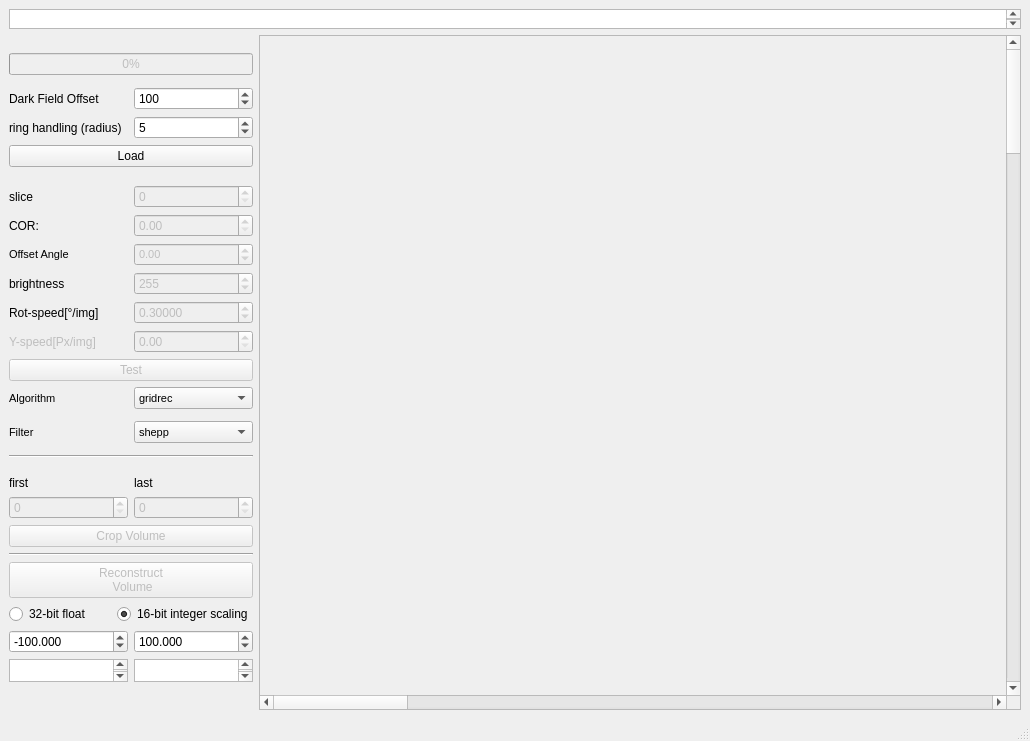
Old version of the form BAMline_on_the_fly_CT/on_the_fly_CT_tester.ui in the repository HMarkoetter/BAMline_CT_preview_RECO.
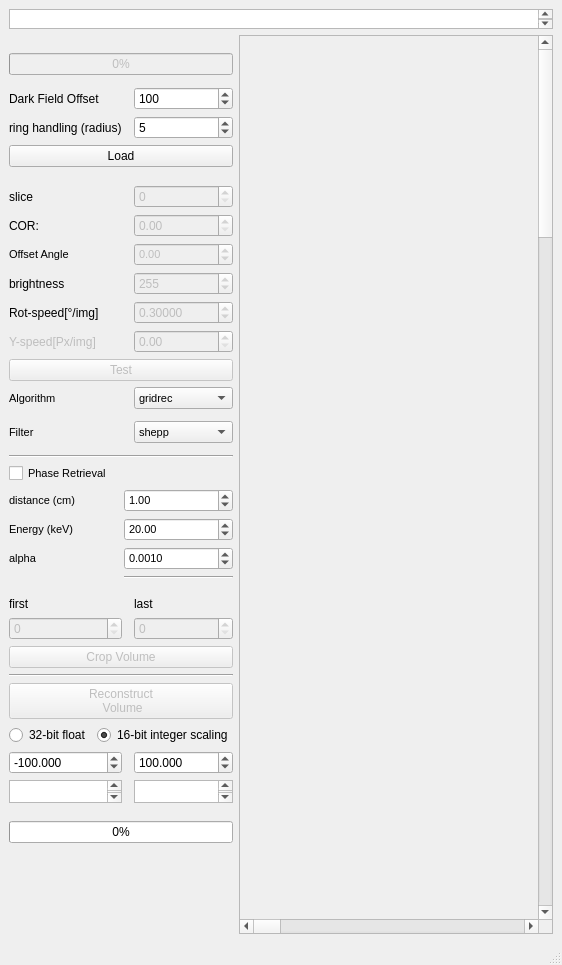
New version of the form.

Commit message: phase contrast option and size of text in designer

```diff
--- a/BAMline_on_the_fly_CT/on_the_fly_CT_tester.ui
+++ b/BAMline_on_the_fly_CT/on_the_fly_CT_tester.ui
@@ -6,8 +6,8 @@
    <rect>
     <x>0</x>
     <y>0</y>
-    <width>1030</width>
-    <height>741</height>
+    <width>562</width>
+    <height>965</height>
    </rect>
   </property>
   <property name="windowTitle">
@@ -15,14 +15,14 @@
   </property>
   <widget class="QWidget" name="centralwidget">
    <layout class="QGridLayout" name="gridLayout">
-    <item row="30" column="0" colspan="2">
+    <item row="31" column="0" colspan="3">
      <widget class="Line" name="line">
       <property name="orientation">
        <enum>Qt::Horizontal</enum>
       </property>
      </widget>
     </item>
-    <item row="15" column="1">
+    <item row="15" column="2">
      <widget class="QDoubleSpinBox" name="Offset_Angle">
       <property name="enabled">
        <bool>false</bool>
@@ -73,7 +73,7 @@
       </property>
      </widget>
     </item>
-    <item row="33" column="1">
+    <item row="34" column="2">
      <widget class="QDoubleSpinBox" name="int_high">
       <property name="decimals">
        <number>3</number>
@@ -89,20 +89,7 @@
       </property>
      </widget>
     </item>
-    <item row="36" column="0">
-     <spacer name="verticalSpacer">
-      <property name="orientation">
-       <enum>Qt::Vertical</enum>
-      </property>
-      <property name="sizeHint" stdset="0">
-       <size>
-        <width>20</width>
-        <height>40</height>
-       </size>
-      </property>
-     </spacer>
-    </item>
-    <item row="20" column="1">
+    <item row="20" column="2">
      <widget class="QComboBox" name="algorithm_list">
       <property name="font">
        <font>
@@ -188,7 +175,7 @@
       </item>
      </widget>
     </item>
-    <item row="32" column="0" colspan="2">
+    <item row="33" column="0" colspan="3">
      <layout class="QHBoxLayout" name="horizontalLayout_2">
       <item>
        <widget class="QRadioButton" name="radioButton_32bit_float">
@@ -209,7 +196,7 @@
       </item>
      </layout>
     </item>
-    <item row="19" column="0" colspan="2">
+    <item row="19" column="0" colspan="3">
      <widget class="QPushButton" name="pushReconstruct">
       <property name="enabled">
        <bool>false</bool>
@@ -219,7 +206,7 @@
       </property>
      </widget>
     </item>
-    <item row="27" column="0">
+    <item row="28" column="0">
      <widget class="QLabel" name="label_5">
       <property name="text">
        <string>first</string>
@@ -243,7 +230,27 @@
       </property>
      </widget>
     </item>
-    <item row="29" column="0" colspan="2">
+    <item row="39" column="0">
+     <spacer name="verticalSpacer">
+      <property name="orientation">
+       <enum>Qt::Vertical</enum>
+      </property>
+      <property name="sizeHint" stdset="0">
+       <size>
+        <width>20</width>
+        <height>40</height>
+       </size>
+      </property>
+     </spacer>
+    </item>
+    <item row="38" column="0" colspan="3">
+     <widget class="QProgressBar" name="progressBar_Reconstruction_2">
+      <property name="value">
+       <number>0</number>
+      </property>
+     </widget>
+    </item>
+    <item row="30" column="0" colspan="3">
      <widget class="QPushButton" name="push_Crop_volume">
       <property name="enabled">
        <bool>false</bool>
@@ -260,7 +267,7 @@
       </property>
      </widget>
     </item>
-    <item row="28" column="0">
+    <item row="29" column="0">
      <widget class="QSpinBox" name="spinBox_first">
       <property name="enabled">
        <bool>false</bool>
@@ -270,7 +277,7 @@
       </property>
      </widget>
     </item>
-    <item row="34" column="0">
+    <item row="35" column="0">
      <widget class="QTextBrowser" name="min">
       <property name="maximumSize">
        <size>
@@ -280,7 +287,7 @@
       </property>
      </widget>
     </item>
-    <item row="31" column="0" colspan="2">
+    <item row="32" column="0" colspan="3">
      <widget class="QPushButton" name="pushReconstruct_all">
       <property name="enabled">
        <bool>false</bool>
@@ -291,7 +298,7 @@
       </property>
      </widget>
     </item>
-    <item row="9" column="0" rowspan="2" colspan="2">
+    <item row="9" column="0" rowspan="2" colspan="3">
      <widget class="QPushButton" name="pushLoad">
       <property name="text">
        <string>Load</string>
@@ -312,7 +319,7 @@
       </property>
      </widget>
     </item>
-    <item row="34" column="1">
+    <item row="35" column="2">
      <widget class="QTextBrowser" name="max">
       <property name="maximumSize">
        <size>
@@ -322,7 +329,7 @@
       </property>
      </widget>
     </item>
-    <item row="16" column="1">
+    <item row="16" column="2">
      <widget class="QSpinBox" name="brightness">
       <property name="enabled">
        <bool>false</bool>
@@ -342,7 +349,7 @@
       </property>
      </widget>
     </item>
-    <item row="17" column="1">
+    <item row="17" column="2">
      <widget class="QDoubleSpinBox" name="speed_W">
       <property name="enabled">
        <bool>false</bool>
@@ -365,14 +372,14 @@
       </property>
      </widget>
     </item>
-    <item row="27" column="1">
+    <item row="28" column="2">
      <widget class="QLabel" name="label_6">
       <property name="text">
        <string>last</string>
       </property>
      </widget>
     </item>
-    <item row="5" column="0" colspan="2">
+    <item row="5" column="0" colspan="3">
      <widget class="QProgressBar" name="progressBar">
       <property name="enabled">
        <bool>false</bool>
@@ -382,7 +389,7 @@
       </property>
      </widget>
     </item>
-    <item row="2" column="2" rowspan="35">
+    <item row="2" column="3" rowspan="38">
      <widget class="QScrollArea" name="scrollArea_3">
       <property name="enabled">
        <bool>true</bool>
@@ -459,7 +466,7 @@
       </widget>
      </widget>
     </item>
-    <item row="33" column="0">
+    <item row="34" column="0">
      <widget class="QDoubleSpinBox" name="int_low">
       <property name="enabled">
        <bool>true</bool>
@@ -478,7 +485,7 @@
       </property>
      </widget>
     </item>
-    <item row="8" column="1">
+    <item row="8" column="2">
      <widget class="QSpinBox" name="spinBox_ringradius">
       <property name="enabled">
        <bool>true</bool>
@@ -491,7 +498,7 @@
       </property>
      </widget>
     </item>
-    <item row="14" column="1">
+    <item row="14" column="2">
      <widget class="QDoubleSpinBox" name="COR">
       <property name="enabled">
        <bool>false</bool>
@@ -513,7 +520,7 @@
       </property>
      </widget>
     </item>
-    <item row="22" column="1">
+    <item row="22" column="2">
      <widget class="QComboBox" name="filter_list">
       <property name="font">
        <font>
@@ -564,7 +571,7 @@
       </item>
      </widget>
     </item>
-    <item row="7" column="1">
+    <item row="7" column="2">
      <widget class="QSpinBox" name="spinBox_DF">
       <property name="maximum">
        <number>65535</number>
@@ -588,14 +595,14 @@
       </property>
      </widget>
     </item>
-    <item row="24" column="0" colspan="2">
+    <item row="24" column="0" colspan="3">
      <widget class="Line" name="line_2">
       <property name="orientation">
        <enum>Qt::Horizontal</enum>
       </property>
      </widget>
     </item>
-    <item row="13" column="1">
+    <item row="13" column="2">
      <widget class="QSpinBox" name="slice_number">
       <property name="enabled">
        <bool>false</bool>
@@ -608,14 +615,14 @@
       </property>
      </widget>
     </item>
-    <item row="18" column="1">
+    <item row="18" column="2">
      <widget class="QDoubleSpinBox" name="speed_Y">
       <property name="enabled">
        <bool>false</bool>
       </property>
      </widget>
     </item>
-    <item row="28" column="1">
+    <item row="29" column="2">
      <widget class="QSpinBox" name="spinBox_last">
       <property name="enabled">
        <bool>false</bool>
@@ -625,7 +632,7 @@
       </property>
      </widget>
     </item>
-    <item row="0" column="0" colspan="3">
+    <item row="0" column="0" colspan="4">
      <widget class="QTextBrowser" name="Sample">
       <property name="maximumSize">
        <size>
@@ -635,6 +642,151 @@
       </property>
      </widget>
     </item>
+    <item row="25" column="0" colspan="3">
+     <layout class="QGridLayout" name="gridLayout_8">
+      <item row="1" column="0">
+       <widget class="QLabel" name="label_distance_2">
+        <property name="enabled">
+         <bool>true</bool>
+        </property>
+        <property name="font">
+         <font>
+          <pointsize>8</pointsize>
+          <weight>50</weight>
+          <bold>false</bold>
+         </font>
+        </property>
+        <property name="text">
+         <string>distance (cm)</string>
+        </property>
+       </widget>
+      </item>
+      <item row="3" column="0">
+       <widget class="QLabel" name="label_alpha_2">
+        <property name="enabled">
+         <bool>true</bool>
+        </property>
+        <property name="font">
+         <font>
+          <pointsize>8</pointsize>
+          <weight>50</weight>
+          <bold>false</bold>
+         </font>
+        </property>
+        <property name="text">
+         <string>alpha</string>
+        </property>
+       </widget>
+      </item>
+      <item row="3" column="1">
+       <widget class="QDoubleSpinBox" name="doubleSpinBox_alpha_2">
+        <property name="enabled">
+         <bool>true</bool>
+        </property>
+        <property name="font">
+         <font>
+          <pointsize>8</pointsize>
+          <weight>50</weight>
+          <bold>false</bold>
+         </font>
+        </property>
+        <property name="decimals">
+         <number>4</number>
+        </property>
+        <property name="singleStep">
+         <double>0.000100000000000</double>
+        </property>
+        <property name="value">
+         <double>0.001000000000000</double>
+        </property>
+       </widget>
+      </item>
+      <item row="2" column="0">
+       <widget class="QLabel" name="label_Energy_2">
+        <property name="enabled">
+         <bool>true</bool>
+        </property>
+        <property name="font">
+         <font>
+          <pointsize>8</pointsize>
+          <weight>50</weight>
+          <bold>false</bold>
+         </font>
+        </property>
+        <property name="text">
+         <string>Energy (keV)</string>
+        </property>
+       </widget>
+      </item>
+      <item row="0" column="0" colspan="2">
+       <widget class="QCheckBox" name="checkBox_phase_2">
+        <property name="enabled">
+         <bool>true</bool>
+        </property>
+        <property name="font">
+         <font>
+          <pointsize>8</pointsize>
+          <weight>50</weight>
+          <bold>false</bold>
+         </font>
+        </property>
+        <property name="text">
+         <string>Phase Retrieval</string>
+        </property>
+       </widget>
+      </item>
+      <item row="2" column="1">
+       <widget class="QDoubleSpinBox" name="doubleSpinBox_Energy_2">
+        <property name="enabled">
+         <bool>true</bool>
+        </property>
+        <property name="font">
+         <font>
+          <pointsize>8</pointsize>
+          <weight>50</weight>
+          <bold>false</bold>
+         </font>
+        </property>
+        <property name="minimum">
+         <double>1.000000000000000</double>
+        </property>
+        <property name="maximum">
+         <double>100.000000000000000</double>
+        </property>
+        <property name="value">
+         <double>20.000000000000000</double>
+        </property>
+       </widget>
+      </item>
+      <item row="1" column="1">
+       <widget class="QDoubleSpinBox" name="doubleSpinBox_distance_2">
+        <property name="enabled">
+         <bool>true</bool>
+        </property>
+        <property name="font">
+         <font>
+          <pointsize>8</pointsize>
+          <weight>50</weight>
+          <bold>false</bold>
+         </font>
+        </property>
+        <property name="maximum">
+         <double>5000.000000000000000</double>
+        </property>
+        <property name="value">
+         <double>1.000000000000000</double>
+        </property>
+       </widget>
+      </item>
+      <item row="4" column="1">
+       <widget class="Line" name="line_9">
+        <property name="orientation">
+         <enum>Qt::Horizontal</enum>
+        </property>
+       </widget>
+      </item>
+     </layout>
+    </item>
    </layout>
   </widget>
   <widget class="QMenuBar" name="menubar">
```
Left out of the diff: 2 changed lines with no effect on the pictures.
